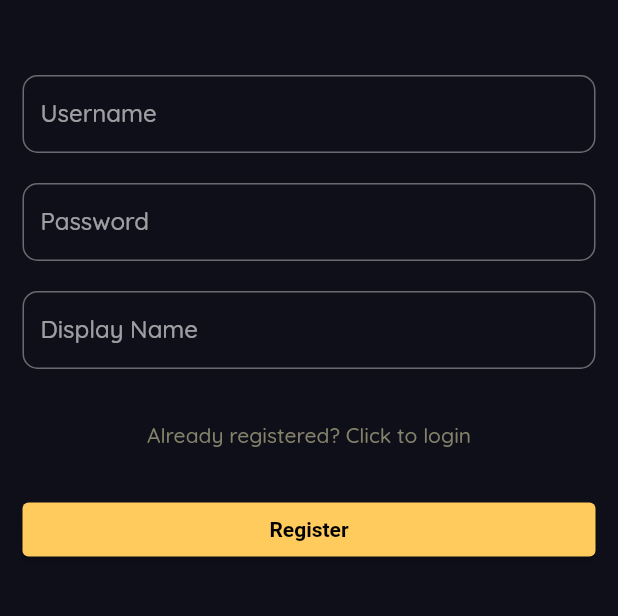
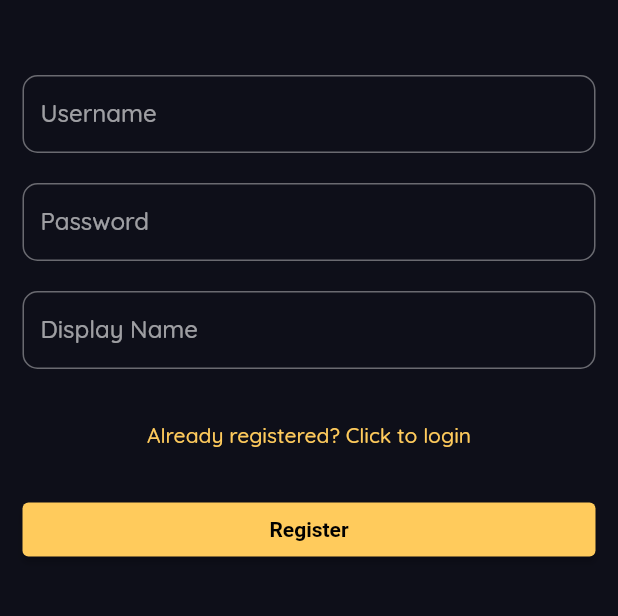
Before and after one commit to nicholas-roether/quicksend, a Flutter app: the screen it shows after launch, on a phone screen of 412 x 824 dp, the part 534-1150 px from its top. Run offline on Flutter 3.47's test engine with Material 2 defaults, Android fonts, the phone set to English and light mode, and no system bars; our stand-ins replace device_info_plus, dio, flutter_secure_storage, hive, hive_flutter, image_picker and 2 more; missing offline and left inert: encrypt, fast_rsa, image_compression_flutter, image_picker_web, mime_type; accounts and stored records are empty; statements that could not run were skipped.

Commit message:
Fix some theming stuff

```diff
--- a/lib/utils/my_themes.dart
+++ b/lib/utils/my_themes.dart
@@ -3,16 +3,18 @@ import 'package:flutter/material.dart';
 class MyThemes {
   static const Color _primaryColor = Color(0xffffcb5c);
   static const Color _secondaryColor = Color(0xff84826a);
-  static const Color _backgroundColor = Color(0xFF0e0f19);
+  static const Color _backgroundColor = Color(0xff0e0f19);
+  static const Color _surfaceColor = Color(0xff1d1f34);
 
   static ThemeData mainTheme = ThemeData(
     colorScheme: const ColorScheme.dark(
       primary: _primaryColor,
       secondary: _secondaryColor,
       background: _backgroundColor,
-      surface: _backgroundColor,
+      surface: _surfaceColor,
       shadow: Colors.transparent,
     ),
+    dialogTheme: const DialogTheme(backgroundColor: _surfaceColor),
     snackBarTheme: const SnackBarThemeData(
       backgroundColor: _secondaryColor,
       contentTextStyle: TextStyle(
@@ -24,7 +26,10 @@ class MyThemes {
       backgroundColor: _primaryColor,
       foregroundColor: Colors.black,
     ),
-    appBarTheme: const AppBarTheme(shadowColor: Colors.transparent),
+    appBarTheme: const AppBarTheme(
+      color: Colors.transparent,
+      shadowColor: Colors.transparent,
+    ),
     scaffoldBackgroundColor: const Color(0xff0e0f19),
     bottomAppBarTheme: const BottomAppBarTheme(color: _backgroundColor),
     navigationBarTheme: const NavigationBarThemeData(
@@ -43,6 +48,17 @@ class MyThemes {
         textStyle: const TextStyle(
           fontWeight: FontWeight.w600,
         ),
+      ),
+    ),
+    popupMenuTheme: const PopupMenuThemeData(color: _surfaceColor),
+    textButtonTheme: TextButtonThemeData(
+      style: ButtonStyle(
+        foregroundColor: MaterialStateProperty.all(_primaryColor),
+        textStyle: MaterialStateProperty.all(TextStyle(
+          foreground: Paint()..color = _primaryColor,
+          fontFamily: "Quicksand",
+          fontWeight: FontWeight.w500,
+        )),
       ),
     ),
     fontFamily: 'Quicksand',
```
Also changed, not shown: lib/screens/chat_list.dart (+2 -8 lines), lib/screens/settings/registered_devices_screen.dart (+2 -8 lines).
